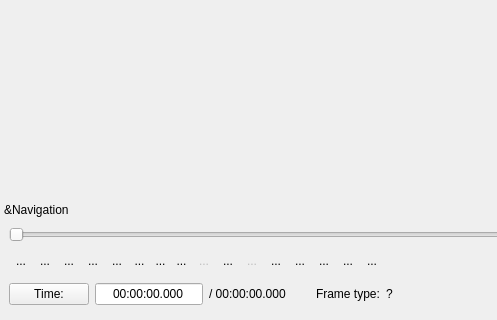
Qt form avidemux/qt4/ADM_userInterfaces/ADM_gui/gui2.ui (mean00/avidemux2) before a commit; both pictures show x 0 to 497 and y 543 to 863 of the 867 by 863 pixel window.
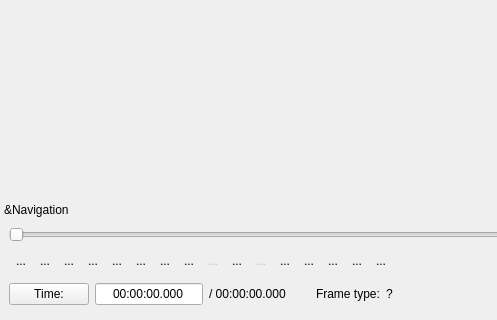
The same form after that commit. Icons and pictures are not drawn. Custom widgets are drawn as their Qt base class.

Commit message: [Qt/gui2.ui] Remove stylesheets which caused irregular spacing between buttons

The edit to the form file:
```diff
--- a/avidemux/qt4/ADM_userInterfaces/ADM_gui/gui2.ui
+++ b/avidemux/qt4/ADM_userInterfaces/ADM_gui/gui2.ui
@@ -1099,9 +1099,6 @@
            <property name="toolTip">
             <string>Set start marker [CTRL+PAGEUP]</string>
            </property>
-           <property name="styleSheet">
-            <string notr="true">margin-right: 0px;</string>
-           </property>
            <property name="text">
             <string>...</string>
            </property>
@@ -1125,10 +1122,6 @@
            <property name="toolTip">
             <string>Delete selection [DEL]</string>
            </property>
-           <property name="styleSheet">
-            <string notr="true">margin-left: 0px;
-margin-right: 0px;</string>
-           </property>
            <property name="text">
             <string>...</string>
            </property>
@@ -1152,9 +1145,6 @@
            <property name="toolTip">
             <string>Set end marker [CTRL+PAGEDOWN]</string>
            </property>
-           <property name="styleSheet">
-            <string notr="true">margin-left: 0px;</string>
-           </property>
            <property name="text">
             <string>...</string>
            </property>
```
